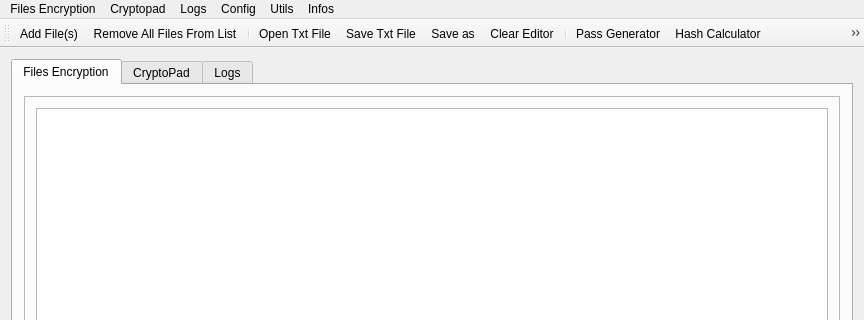
Before: the Qt Designer form src/arsenic/mainwindow.ui in Antidote1911/arsenic, drawn with Qt 5; both pictures show x 0 to 864 and y 0 to 320 of the 864 by 581 pixel window.
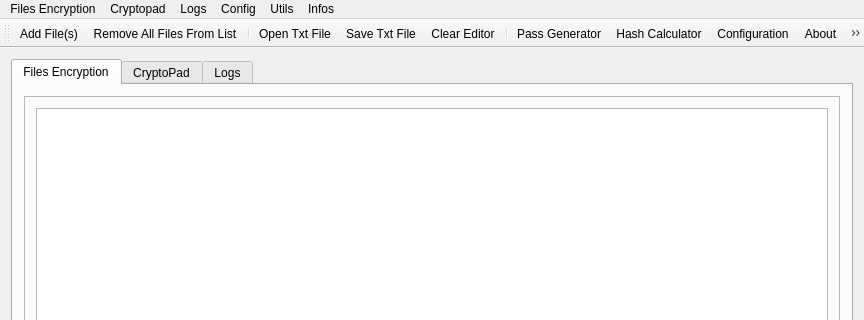
After: the same form once the commit is applied. Icons and pictures are not drawn.

Patch:
```diff
--- a/src/arsenic/mainwindow.ui
+++ b/src/arsenic/mainwindow.ui
@@ -312,7 +312,6 @@
    <addaction name="separator"/>
    <addaction name="menuOpenTxt"/>
    <addaction name="menuSaveTxt"/>
-   <addaction name="menuSaveTxtAs"/>
    <addaction name="menuClearEditor"/>
    <addaction name="separator"/>
    <addaction name="menuPassGenerator"/>
```
Left out of the diff: 28 changed lines with no effect on the pictures.
